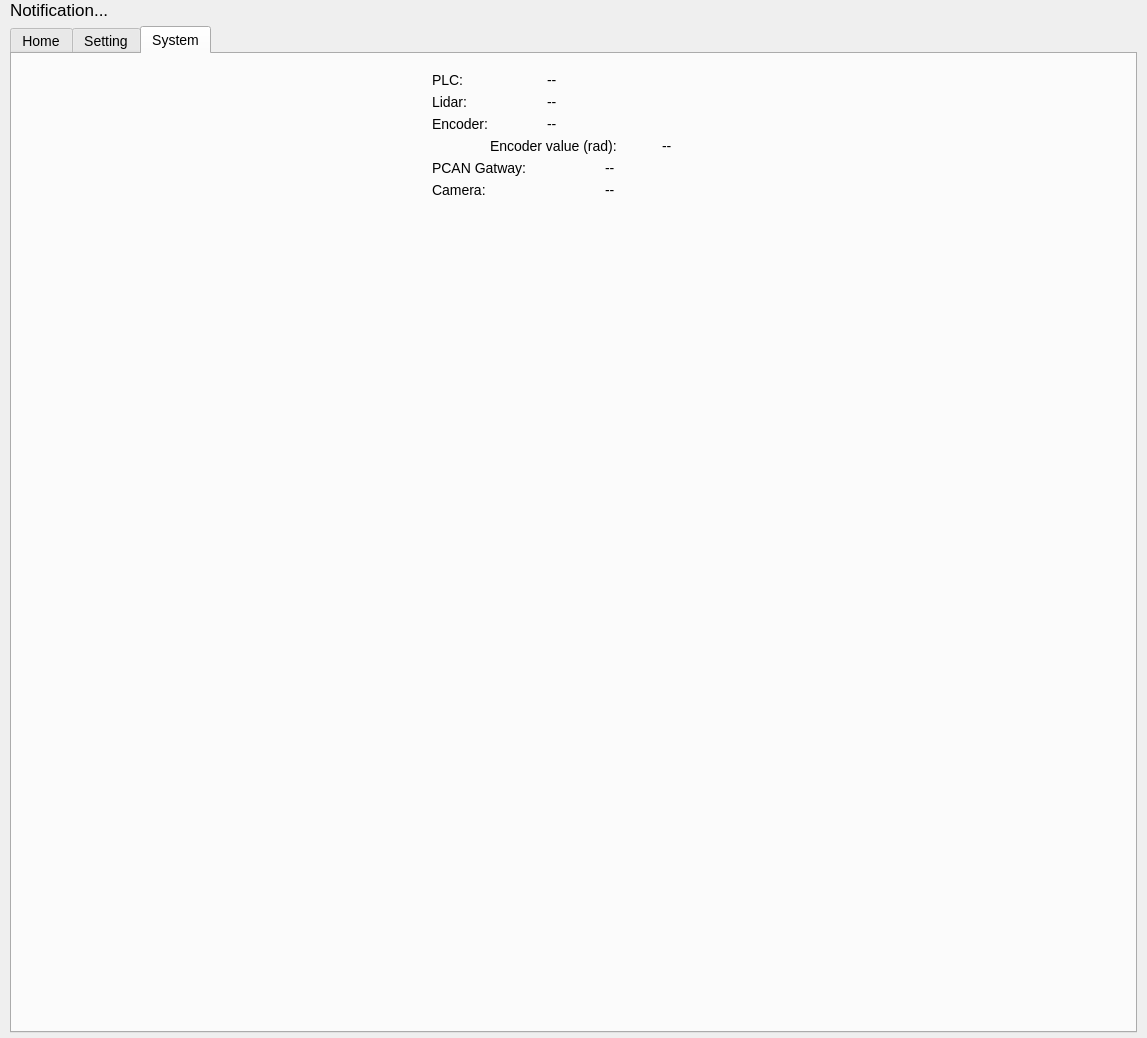
jacondv/intelijet_v2, file qt5_ui/pps.ui: the form before one commit.
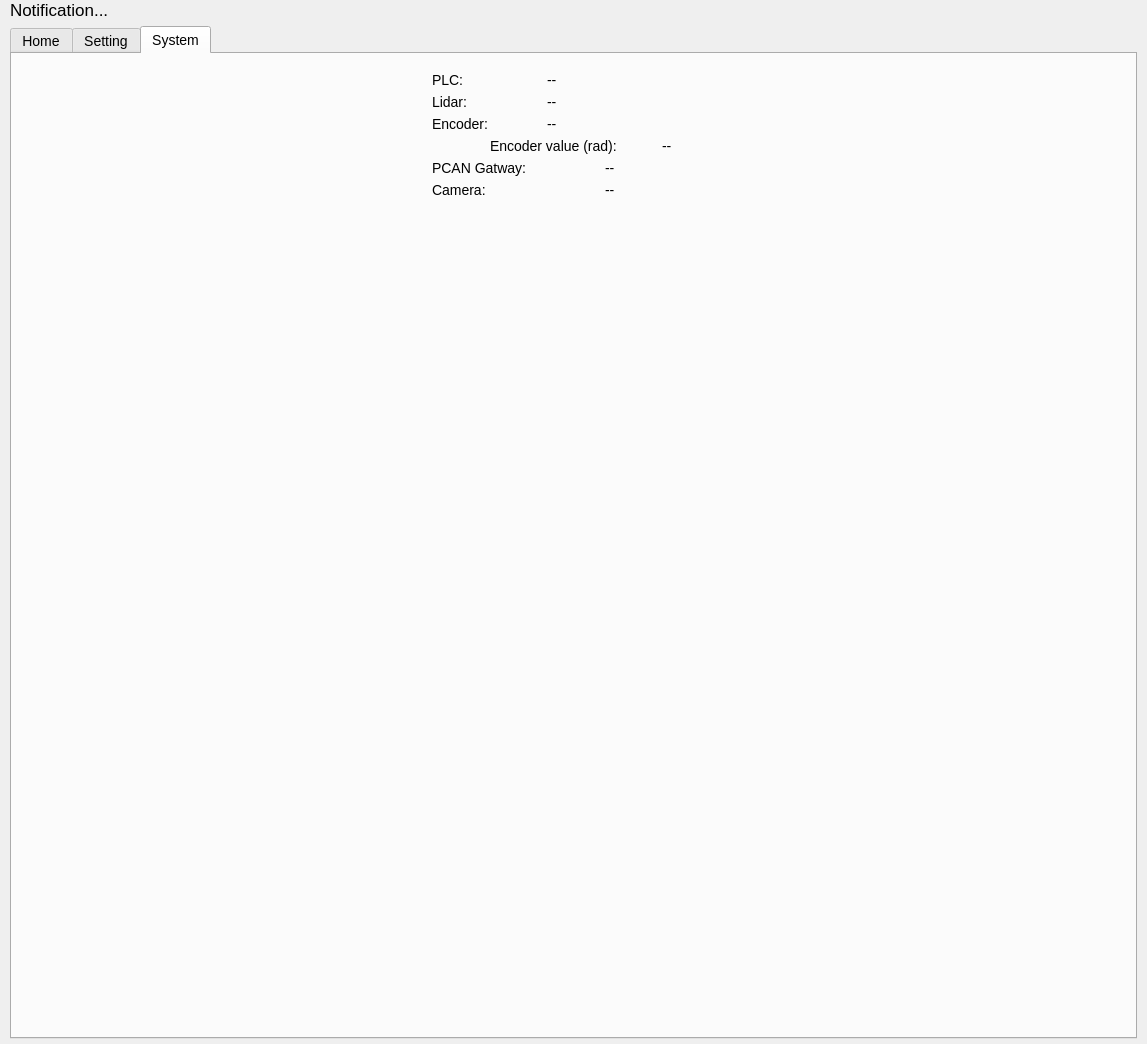
The form after the commit. The open tabs and pages were chosen to show the change. Icons and pictures are not drawn.

The edit to the form file:
```diff
--- a/qt5_ui/pps.ui
+++ b/qt5_ui/pps.ui
@@ -7,7 +7,7 @@
     <x>0</x>
     <y>0</y>
     <width>1147</width>
-    <height>1038</height>
+    <height>1044</height>
    </rect>
   </property>
   <property name="sizePolicy">
```
Left out of the diff: 2 changed lines with no effect on the pictures.
